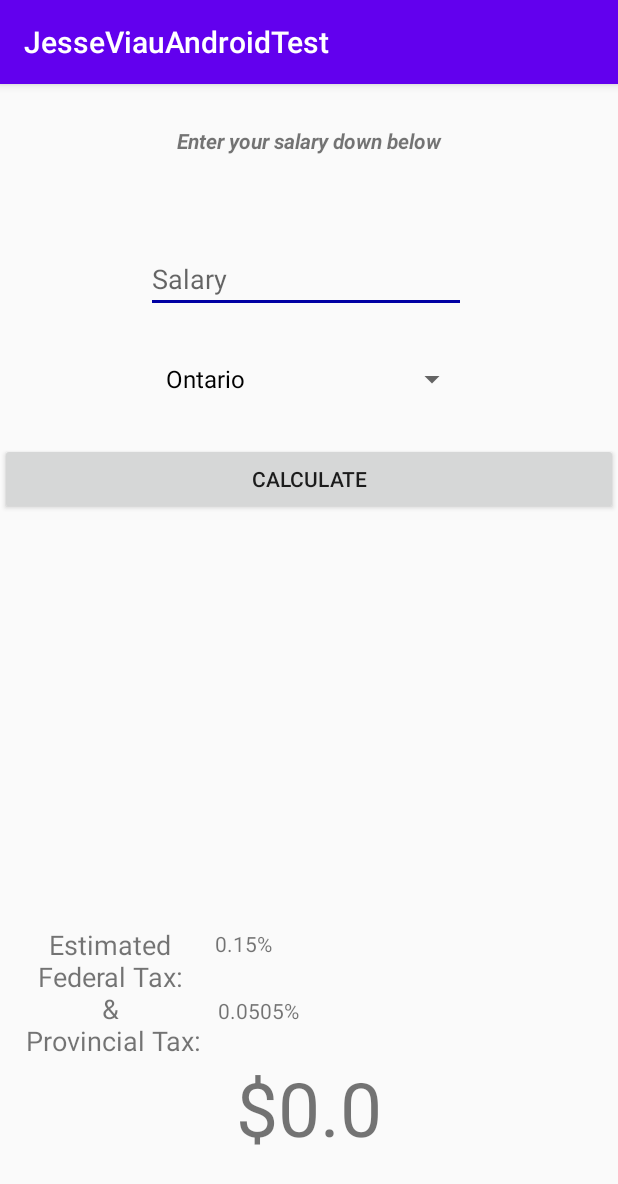
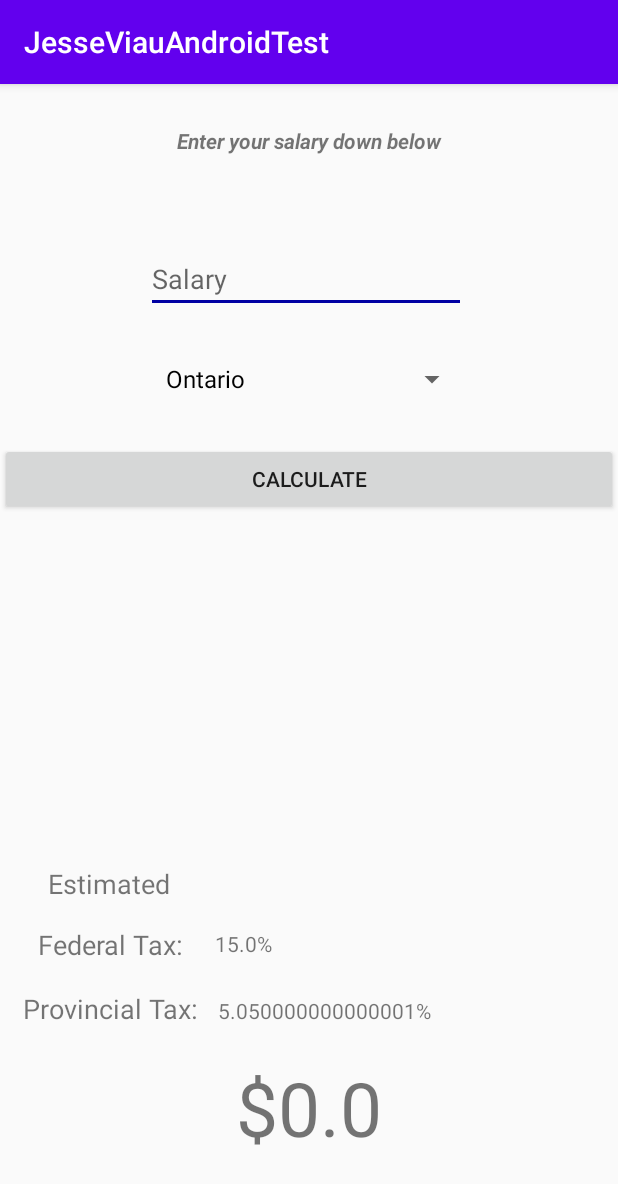
Before and after one commit to jveo/Finance-App, an Android app: the fragment IncomeTaxCalculatorFragment shown on its own in the app's theme, after a tap on "CALCULATE", on a phone screen of 412 x 824 dp. Shown: the top 1184 px of the screen. Run offline under Robolectric (Android 15) with nearby library versions, the phone set to English and light mode, and no system bars; 2 statements that could not run were skipped.

Commit message:
Fixed Income Calculator TextView

```diff
--- a/app/src/main/java/com/example/jesseviauandroidtest/fragments/IncomeTaxCalculatorFragment.java
+++ b/app/src/main/java/com/example/jesseviauandroidtest/fragments/IncomeTaxCalculatorFragment.java
@@ -125,8 +125,8 @@ public class IncomeTaxCalculatorFragment extends Fragment implements AdapterView
 
                 salary = Integer.parseInt(salaryInput.getText().toString());
                 double result = Math.round(salary - (salary*(federalTax+provincialTax)));
-                estimatedFedTaxOutput.setText(String.valueOf(federalTax) + "%");
-                estimatedProvTaxOutput.setText(String.valueOf(provincialTax) + "%");
+                estimatedFedTaxOutput.setText(String.valueOf(federalTax*100) + "%");
+                estimatedProvTaxOutput.setText(String.valueOf(provincialTax*100) + "%");
                 resultOutput.setText("$" + String.valueOf(result));
 
             }
--- a/app/src/main/res/layout/fragment_income_tax_calculator.xml
+++ b/app/src/main/res/layout/fragment_income_tax_calculator.xml
@@ -53,6 +53,18 @@
         android:text="calculate" />
 
     <TextView
+        android:id="@+id/textView7"
+        android:layout_width="138dp"
+        android:layout_height="38dp"
+        android:layout_alignParentEnd="true"
+        android:layout_alignParentBottom="true"
+        android:layout_marginEnd="270dp"
+        android:layout_marginBottom="209dp"
+        android:text="Estimated"
+        android:textAlignment="center"
+        android:textSize="18sp" />
+
+    <TextView
         android:id="@+id/textView8"
         android:layout_width="141dp"
         android:layout_height="43dp"
@@ -60,7 +72,7 @@
         android:layout_alignParentEnd="true"
         android:layout_marginEnd="268dp"
         android:layout_marginBottom="1dp"
-        android:text="&amp;\n Provincial Tax:"
+        android:text="Provincial Tax:"
         android:textAlignment="center"
         android:textSize="18sp" />
 
@@ -72,7 +84,7 @@
         android:layout_alignParentEnd="true"
         android:layout_marginEnd="268dp"
         android:layout_marginBottom="44dp"
-        android:text="Estimated Federal Tax:"
+        android:text="Federal Tax:"
         android:textAlignment="center"
         android:textSize="18sp" />
 
```
